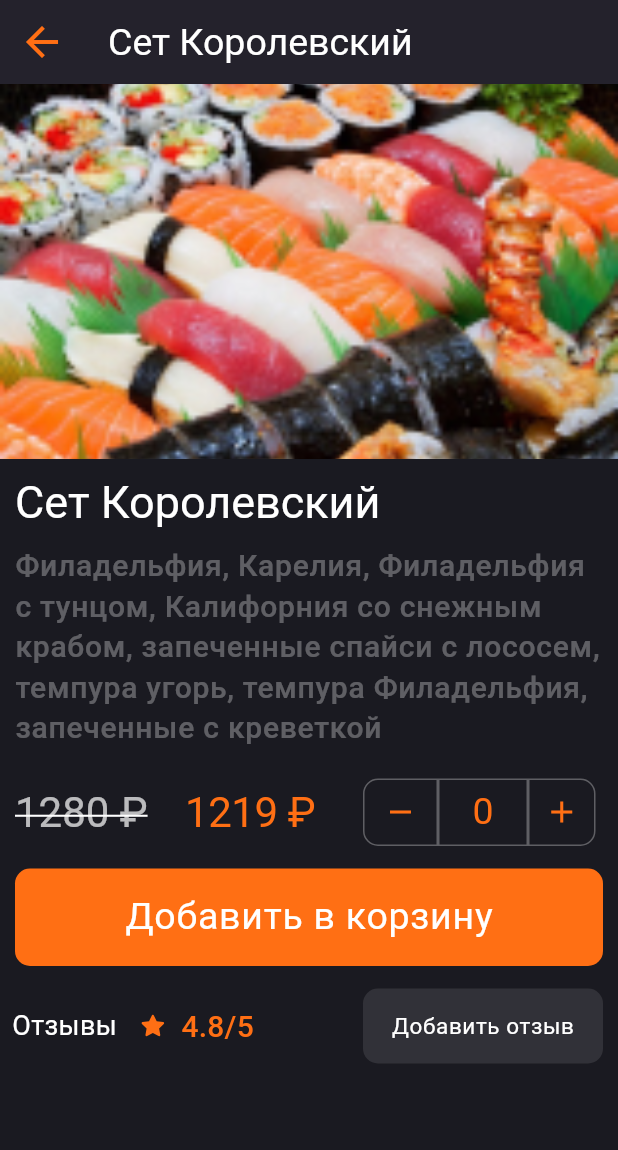
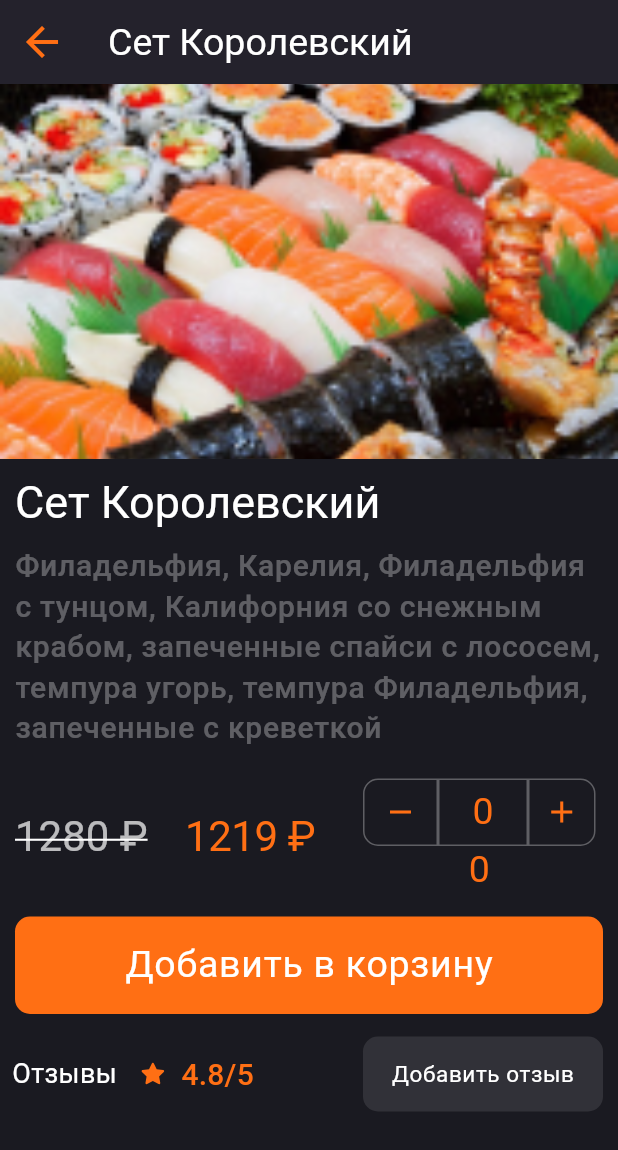
Before and after one commit to Michail-63/dilevery_sefe, a Flutter app: the screen it shows after launch, after a tap on an icon or button, on a phone screen of 412 x 824 dp. Shown: the top 1150 px of the screen. Run offline on Flutter 3.47's test engine with Material 3 defaults, Android fonts, the phone set to English and light mode, and no system bars; our stand-ins replace bloc, equatable, flutter_bloc, flutter_svg, hive_flutter; missing offline and left inert: dart:ffi; accounts and stored records are empty.

Commit message:
before marge

```diff
--- a/lib/main.dart
+++ b/lib/main.dart
@@ -1,4 +1,5 @@
 import 'package:delivery/config/theme.dart';
+import 'package:delivery/data/models/dish_to_baket.dart';
 import 'package:delivery/data/models/review.dart';
 import 'package:delivery/pages/main/main_page.dart';
 import 'package:flutter/material.dart';
@@ -9,8 +10,13 @@ import 'package:hive_flutter/hive_flutter.dart';
 
 void main() async {
   await Hive.initFlutter();
+
   Hive.registerAdapter(ReviewAdapter());
+  Hive.registerAdapter(DishToBaketAdapter());
+  Hive.openBox<int>('myBox');
+
   final reviewBox = await Hive.openBox<Review>('review_box');
+  final dishToBaketBox = await Hive.openBox<DishToBaket>('dishToBaket_box');
 
 
   runApp(const MyApp(
--- a/lib/pages/dish/widget/dish_count.dart
+++ b/lib/pages/dish/widget/dish_count.dart
@@ -1,12 +1,12 @@
-
 import 'package:delivery/config/theme.dart';
+import 'package:delivery/data/models/dish_to_baket.dart';
 import 'package:delivery/pages/dish/bloc/dish_bloc.dart';
 import 'package:flutter/material.dart';
 import 'package:flutter_bloc/flutter_bloc.dart';
+import 'package:hive_flutter/hive_flutter.dart';
 
 class DishCount extends StatelessWidget {
   const DishCount({
-
     required this.count,
   });
 
@@ -15,16 +15,24 @@ class DishCount extends StatelessWidget {
   @override
   Widget build(BuildContext context) {
     final theme = Theme.of(context).textTheme;
+    late Box<int> box;
+    box = Hive.box<int>('myBox');
     return Container(
       margin: EdgeInsets.only(right: 15),
-      child: Row(
+      child: Column(
+        children: [
+          Row(
             children: [
               InkWell(
                 borderRadius: BorderRadius.only(
-                topLeft: Radius.circular(10), bottomLeft: Radius.circular(10)),
+                    topLeft: Radius.circular(10),
+                    bottomLeft: Radius.circular(10)),
                 onTap: () {
-              if (count >= 1)
+
+                  if (count >= 1) {
                     context.read<DishBloc>().add(DecrementCountDishEvent());
+                    box.put('counter', box.get('counter',defaultValue: 0)!-1);
+                  }
                   print('count = $count');
                 },
                 child: Container(
@@ -64,6 +72,7 @@ class DishCount extends StatelessWidget {
                     topRight: Radius.circular(10),
                     bottomRight: Radius.circular(10)),
                 onTap: () {
+                  box.put('counter', box.get('counter',defaultValue: 0)!+1);
                   context.read<DishBloc>().add(IncrementCountDishEvent());
                   print('count = $count');
                 },
@@ -87,6 +96,12 @@ class DishCount extends StatelessWidget {
               ),
             ],
           ),
+          Text(
+            "${box.get('counter', defaultValue: 0)}",
+            style: theme.titleLarge,
+          )
+        ],
+      ),
     );
   }
 }
```
Also changed, not shown: lib/data/models/cart_item.dart (deleted, +0 -16 lines), lib/data/models/dish.dart (+0 -8 lines), lib/data/models/dish_to_baket.dart (added, +24 -0 lines), lib/data/services/cart_service.dart (deleted, +0 -14 lines), lib/data/models/dish_to_baket.g.dart (added), lib/data/models/review.g.dart (added). Lines whose indentation alone changed are shown as unchanged.
